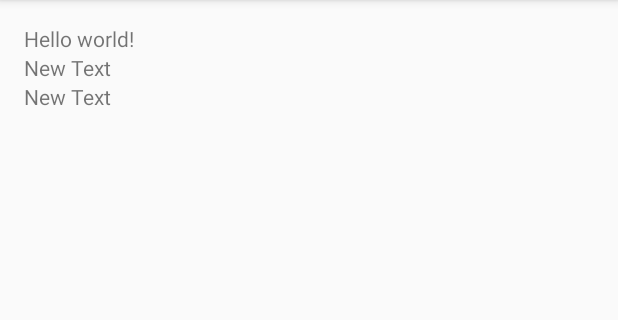
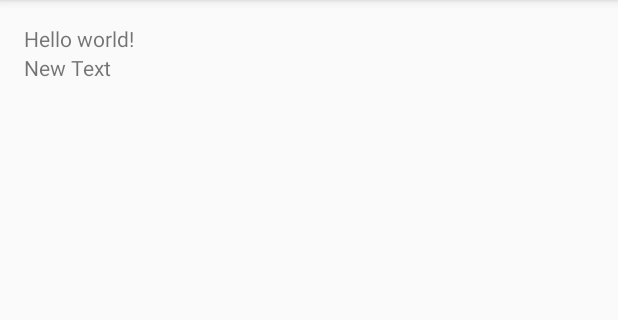
Before and after one commit to rcaballeron/My_Application2, an Android app: the screen it shows after launch (MainActivity), on a phone screen of 412 x 824 dp, the part 84-404 px from its top. Run offline under Robolectric (Android 15) with nearby library versions, the phone set to English and light mode, and no system bars.

Commit message:
change layout

```diff
--- a/app/src/main/res/layout/activity_main.xml
+++ b/app/src/main/res/layout/activity_main.xml
@@ -23,11 +23,6 @@
             android:text="@string/aa"
             android:id="@+id/textView2" />
 
-        <TextView
-            android:layout_width="wrap_content"
-            android:layout_height="wrap_content"
-            android:text="New Text"
-            android:id="@+id/textView3" />
     </LinearLayout>
 
 </RelativeLayout>
```
